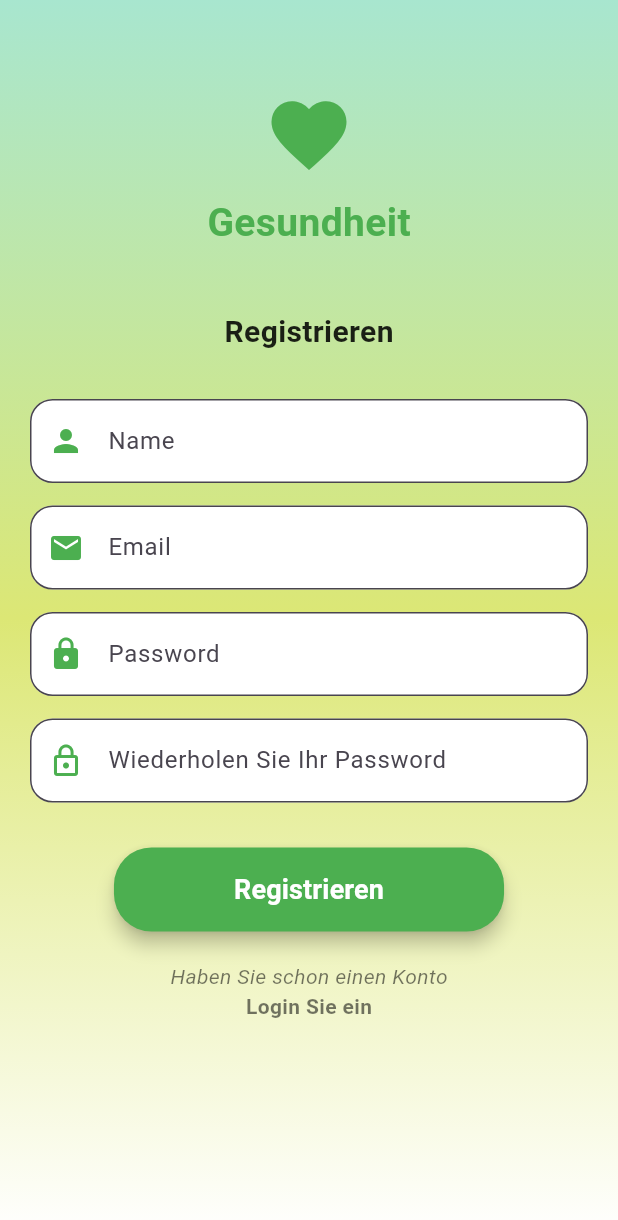
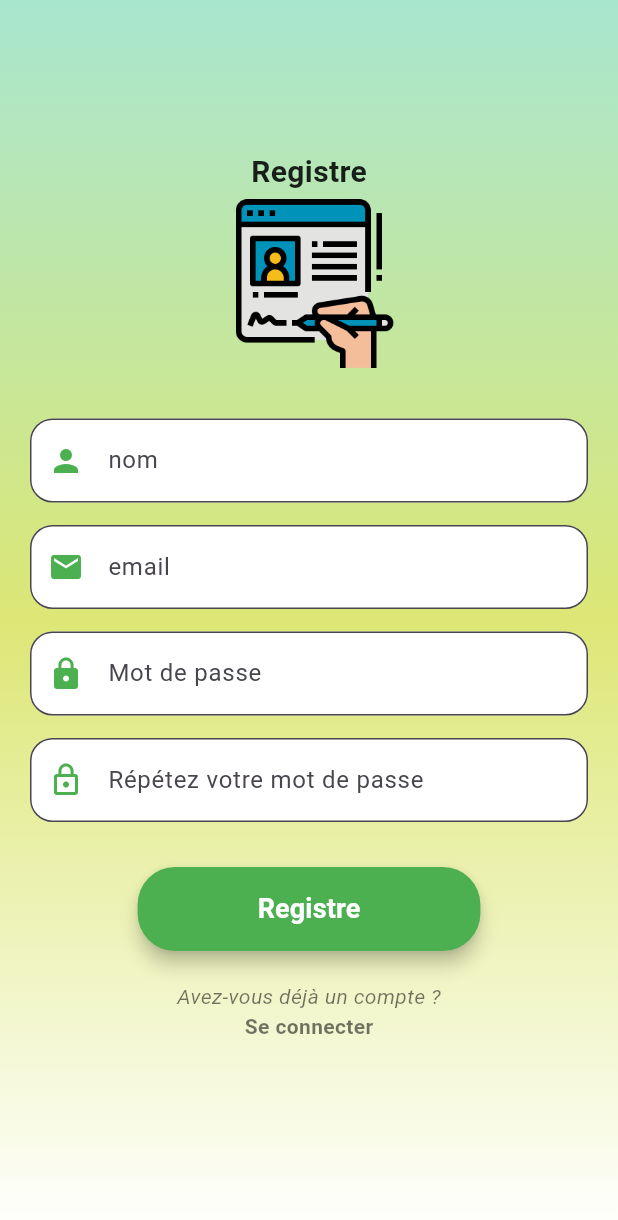
Before and after one commit to moutia-abedlahfidh/Infection-Detection-App-with-AI, a Flutter app: the SignupScreen screen opened directly, on a phone screen of 412 x 824 dp. Shown: the top 1220 px of the screen. Run offline on Flutter 3.47's test engine with Material 3 defaults, Android fonts, the light colour scheme and no system bars; our stand-ins replace cloud_firestore, firebase_auth, firebase_core, image_picker, shared_preferences; accounts and stored records are empty; network calls fail.

Commit message:
modifying login sign up , logo , name app

```diff
--- a/fistulacheck/lib/body.dart
+++ b/fistulacheck/lib/body.dart
@@ -1,5 +1,5 @@
-import 'package:fistulacheck/login/login_screen.dart';
-import 'package:fistulacheck/signup/signup_screen.dart';
+import 'package:FistulaCheck/login/login_screen.dart';
+import 'package:FistulaCheck/signup/signup_screen.dart';
 import 'package:flutter/material.dart';
 
 
@@ -36,13 +36,13 @@ class Body extends StatelessWidget {
                     crossAxisAlignment: CrossAxisAlignment.center,
                     children: [
                       Image.asset(
-                        "assests/gesundheit.png",
+                        "assets/checkLogo.png",
                         width: MediaQuery.of(context).size.width * 0.7,
                         height: MediaQuery.of(context).size.height * 0.25,
                       ),
                       const SizedBox(height: 20),
                       const Text(
-                        "Wir kümmern uns\num deine Gesundheit",
+                        "Nous prenons soin de votre santé",
                         textAlign: TextAlign.center,
                         style: TextStyle(
                           fontSize: 22,
@@ -53,7 +53,7 @@ class Body extends StatelessWidget {
                       ),
                       const SizedBox(height: 10),
                       const Text(
-                        "Dein täglicher Begleiter für Wohlbefinden & Balance",
+                        "Votre compagnon quotidien pour le bien-être et l'équilibre",
                         textAlign: TextAlign.center,
                         style: TextStyle(
                           fontSize: 14,
@@ -95,7 +95,7 @@ class Body extends StatelessWidget {
                           ),
                           child: const Center(
                             child: Text(
-                              "Einloggen",
+                              "Se connecter",
                               style: TextStyle(
                                 fontSize: 18,
                                 color: Colors.white,
@@ -132,7 +132,7 @@ class Body extends StatelessWidget {
                           ),
                           child: const Center(
                             child: Text(
-                              "Konto Erstellen",
+                              "Créer un compte",
                               style: TextStyle(
                                 fontSize: 18,
                                 color: Colors.green,
@@ -145,14 +145,6 @@ class Body extends StatelessWidget {
                     ],
                   ),
                 ),
-                const Text(
-                  "Bleib aktiv, bleib gesund 🌿",
-                  style: TextStyle(
-                    color: Colors.black54,
-                    fontStyle: FontStyle.italic,
-                  ),
-                ),
-                const SizedBox(height: 30),
               ],
             ),
           ),
--- a/fistulacheck/lib/login/login_controller.dart
+++ b/fistulacheck/lib/login/login_controller.dart
@@ -1,8 +1,8 @@
 
 
 import 'package:firebase_auth/firebase_auth.dart';
-import 'package:fistulacheck/login/login_service.dart';
-import 'package:fistulacheck/upload/uploadscreen.dart';
+import 'package:FistulaCheck/login/login_service.dart';
+import 'package:FistulaCheck/upload/uploadscreen.dart';
 import 'package:flutter/material.dart';
 import 'package:shared_preferences/shared_preferences.dart';
 
--- a/fistulacheck/lib/main.dart
+++ b/fistulacheck/lib/main.dart
@@ -1,5 +1,5 @@
 import 'package:firebase_core/firebase_core.dart';
-import 'package:fistulacheck/upload/uploadscreen.dart';
+import 'package:FistulaCheck/body.dart';
 import 'package:flutter/material.dart';
 
 void main() async{
@@ -18,7 +18,7 @@ class MyApp extends StatelessWidget {
       theme: ThemeData(
         primarySwatch: Colors.blue,
       ),
-      home: UploadImagePage(),
+      home: const Body(),
     );
   }
 }
--- a/fistulacheck/lib/quiz/quizcontroller.dart
+++ b/fistulacheck/lib/quiz/quizcontroller.dart
@@ -1,7 +1,7 @@
 import 'dart:io';
 
-import 'package:fistulacheck/quiz/quizservice.dart';
-import 'package:fistulacheck/resultai/resultaiscreen.dart';
+import 'package:FistulaCheck/quiz/quizservice.dart';
+import 'package:FistulaCheck/resultai/resultaiscreen.dart';
 import 'package:flutter/material.dart';
 
 
@@ -12,13 +12,13 @@ class Quizcontroller extends ChangeNotifier {
   quizService service = quizService() ;
 
   final questions = [
-    "Question 1?",
-    "Question 2?",
-    "Question 3?",
-    "Question 4?",
-    "Question 5?",
-    "Question 6?",
-    "Question 7?",
+    "Question 1 : Avez-vous remarqué une rougeur importante ou une zone chaude autour de la fistule ? ",
+    "Question 2 : Avez-vous constaté un gonflement inhabituel au niveau de la fistule ou du bras ? ",
+    "Question 3 : Sentez-vous une diminution ou une disparaition du thrill(vibration) lorque vous posez votre main sur la fistule ?",
+    "Question 4 : Avez-vous observé un soignement anormal ou un écoulement au niveau du point de ponction ?",
+    "Question 5 : Avez-vous une douleur inhabutuelle , forte ou persistante dans le bras portant la fistule ?",
+    "Question 6 : Avez-vous remarqué un changement de couleur du membrane (paleur) du coté de la fistule ?",
+    "Question 7 : Avez-vous remarqué que la fistule est devenue plus grosse , déformé ou pulsatile comme un ballon ?",
   ];
 
   void submitForm(BuildContext context) async{
@@ -27,11 +27,10 @@ class Quizcontroller extends ChangeNotifier {
         SnackBar(content: Text("Please answer all questions!")),
       );
     } else {
-      print("Answers: $answers");
       ScaffoldMessenger.of(context).showSnackBar(
         SnackBar(content: Text("Form submitted successfully!")),
       );
-      String? result = await service.ResponseChatGpt(image);
+      String? result = await service.ResponseChatGpt(image,answers);
 
       Navigator.push(
   context,
--- a/fistulacheck/lib/quiz/quizscreen.dart
+++ b/fistulacheck/lib/quiz/quizscreen.dart
@@ -1,7 +1,7 @@
 
 import 'dart:io';
 
-import 'package:fistulacheck/quiz/quizcontroller.dart';
+import 'package:FistulaCheck/quiz/quizcontroller.dart';
 import 'package:flutter/material.dart';
 import 'package:provider/provider.dart';
 
--- a/fistulacheck/lib/resultai/resultaiscreen.dart
+++ b/fistulacheck/lib/resultai/resultaiscreen.dart
@@ -1,4 +1,4 @@
-import 'package:fistulacheck/resultai/resultaicontroller.dart';
+import 'package:FistulaCheck/resultai/resultaicontroller.dart';
 import 'package:flutter/material.dart';
 import 'package:provider/provider.dart';
 
--- a/fistulacheck/lib/settings/settingscreen.dart
+++ b/fistulacheck/lib/settings/settingscreen.dart
@@ -1,4 +1,4 @@
-import 'package:fistulacheck/main.dart';
+import 'package:FistulaCheck/main.dart';
 import 'package:flutter/material.dart';
 
 class SettingsPage extends StatefulWidget {
--- a/fistulacheck/lib/signup/signup_controller.dart
+++ b/fistulacheck/lib/signup/signup_controller.dart
@@ -1,5 +1,5 @@
 import 'package:firebase_auth/firebase_auth.dart';
-import 'package:fistulacheck/upload/uploadscreen.dart';
+import 'package:FistulaCheck/upload/uploadscreen.dart';
 import 'package:flutter/material.dart';
 import 'package:shared_preferences/shared_preferences.dart';
 import 'signup_service.dart';
--- a/fistulacheck/lib/signup/signup_screen.dart
+++ b/fistulacheck/lib/signup/signup_screen.dart
@@ -34,24 +34,19 @@ class SignupScreen extends StatelessWidget {
               child: Column(
                 mainAxisAlignment: MainAxisAlignment.center,
                 children: [
-                  const Icon(Icons.favorite, color: Colors.green, size: 60),
-                  const SizedBox(height: 10),
-                  const Text(
-                    "Gesundheit",
-                    style: TextStyle(
-                      color: Colors.green,
-                      fontWeight: FontWeight.bold,
-                      fontSize: 26,
-                    ),
-                  ),
                   const SizedBox(height: 40),
                   const Text(
-                    "Registrieren",
+                    "Registre",
                     style: TextStyle(
                       color: Colors.black87,
                       fontWeight: FontWeight.bold,
                       fontSize: 20,
                     ),
+                  ),
+                  Image.asset(
+                    "assets/registre.png",
+                    width: 200,
+                    height: 120,
                   ),
                   const SizedBox(height: 30),
 
@@ -61,7 +56,7 @@ class SignupScreen extends StatelessWidget {
                     decoration: const InputDecoration(
                       filled: true,
                       fillColor: Colors.white,
-                      hintText: 'Name',
+                      hintText: 'nom',
                       border: OutlineInputBorder(
                         borderRadius: BorderRadius.all(Radius.circular(15)),
                       ),
@@ -76,7 +71,7 @@ class SignupScreen extends StatelessWidget {
                     decoration: const InputDecoration(
                       filled: true,
                       fillColor: Colors.white,
-                      hintText: 'Email',
+                      hintText: 'email',
                       border: OutlineInputBorder(
                         borderRadius: BorderRadius.all(Radius.circular(15)),
                       ),
@@ -91,7 +86,7 @@ class SignupScreen extends StatelessWidget {
                     decoration: const  InputDecoration(
                       filled: true,
                       fillColor: Colors.white,
-                      hintText: 'Password',
+                      hintText: 'Mot de passe',
                       border: OutlineInputBorder(
                         borderRadius: BorderRadius.all(Radius.circular(15)),
                       ),
@@ -106,7 +101,7 @@ class SignupScreen extends StatelessWidget {
                     decoration: const InputDecoration(
                       filled: true,
                       fillColor: Colors.white,
-                      hintText: 'Wiederholen Sie Ihr Password',
+                      hintText: 'Répétez votre mot de passe',
                       border: OutlineInputBorder(
                         borderRadius: BorderRadius.all(Radius.circular(15)),
                       ),
@@ -134,7 +129,7 @@ class SignupScreen extends StatelessWidget {
                       elevation: 5,
                     ),
                     child: const Text(
-                      "Registrieren",
+                      "Registre",
                       style: TextStyle(
                         color: Colors.white,
                         fontSize: 18,
@@ -147,7 +142,7 @@ class SignupScreen extends StatelessWidget {
                   Column(
                     children:  [
                        const Text(
-                    "Haben Sie schon einen Konto",
+                    "Avez-vous déjà un compte ?",
                     style: TextStyle(
                       color: Colors.black54,
                       fontStyle: FontStyle.italic,
@@ -158,7 +153,7 @@ class SignupScreen extends StatelessWidget {
                       Navigator.of(context).push(MaterialPageRoute(builder: (context) => const LoginScreen()));
                     },
                     child: const Text(
-                    "Login Sie ein",
+                    "Se connecter",
                     style: TextStyle(
                       color: Colors.black54,
                       fontWeight: FontWeight.bold,
--- a/fistulacheck/lib/upload/uploadcontroller.dart
+++ b/fistulacheck/lib/upload/uploadcontroller.dart
@@ -1,6 +1,6 @@
 import 'dart:io';
 
-import 'package:fistulacheck/quiz/quizscreen.dart';
+import 'package:FistulaCheck/quiz/quizscreen.dart';
 import 'package:flutter/material.dart';
 import 'package:image_picker/image_picker.dart';
 
--- a/fistulacheck/lib/upload/uploadscreen.dart
+++ b/fistulacheck/lib/upload/uploadscreen.dart
@@ -1,5 +1,5 @@
-import 'package:fistulacheck/settings/settingscreen.dart';
-import 'package:fistulacheck/upload/uploadcontroller.dart';
+import 'package:FistulaCheck/settings/settingscreen.dart';
+import 'package:FistulaCheck/upload/uploadcontroller.dart';
 import 'package:flutter/material.dart';
 import 'package:provider/provider.dart';
 
```
Also changed, not shown: fistulacheck/lib/login/login_screen.dart (+9 -19 lines), fistulacheck/lib/quiz/quizservice.dart (+6 -6 lines), fistulacheck/pubspec.yaml (+18 -1 lines), fistulacheck/assets/checkLogo.png (added), fistulacheck/assets/login.png (added), fistulacheck/assets/registre.png (added), fistulacheck/pubspec.lock, 29 other files.
